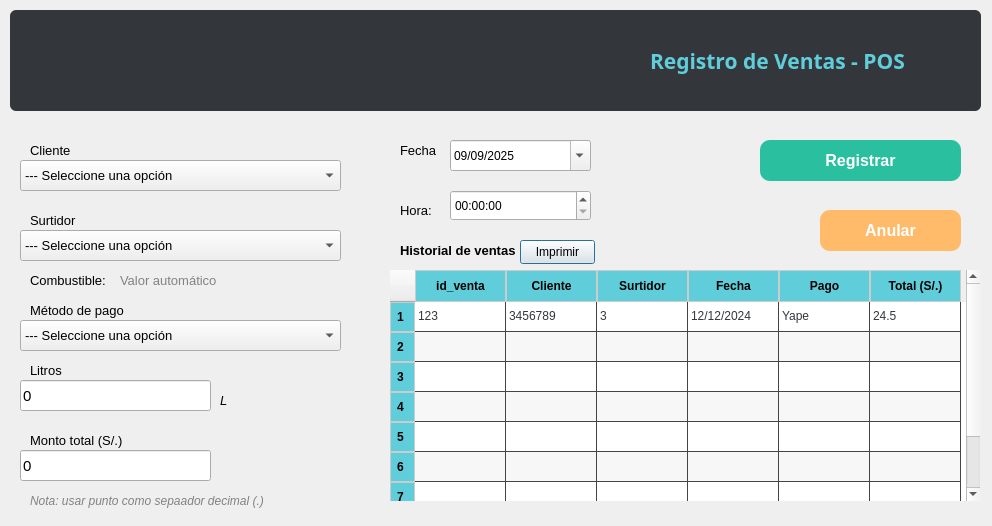
First picture: the form in gui/ventas_window.ui, repository JhoelFernandoIM/GRIFO_TUSINO, before the edit.
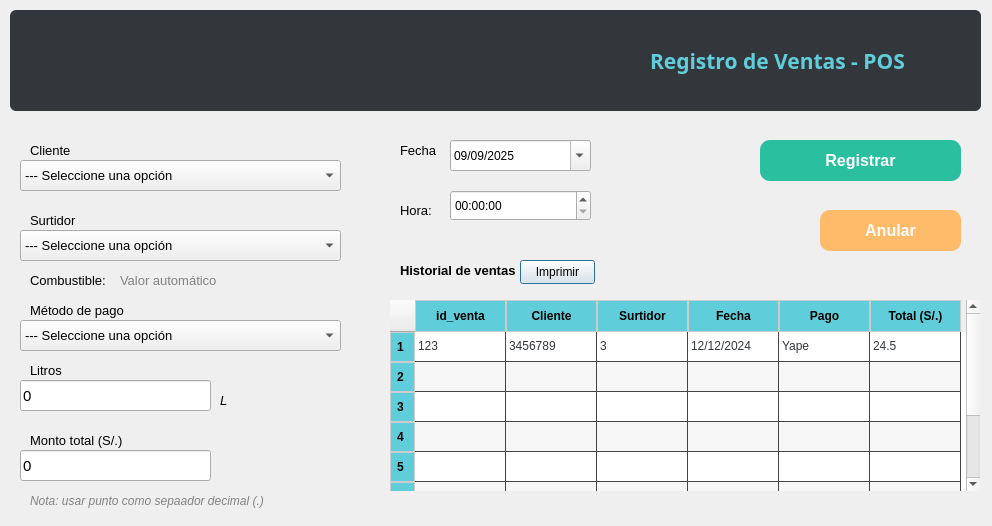
Second picture: the form after the edit. Icons and pictures are not drawn.

Commit message: modulo turnos y boton inicio

Patch:
```diff
--- a/gui/ventas_window.ui
+++ b/gui/ventas_window.ui
@@ -260,8 +260,8 @@
    <property name="geometry">
     <rect>
      <x>400</x>
-     <y>240</y>
-     <width>191</width>
+     <y>260</y>
+     <width>121</width>
      <height>21</height>
     </rect>
    </property>
@@ -594,9 +594,9 @@
    <property name="geometry">
     <rect>
      <x>390</x>
-     <y>270</y>
+     <y>300</y>
      <width>590</width>
-     <height>231</height>
+     <height>191</height>
     </rect>
    </property>
    <property name="maximumSize">
@@ -787,7 +787,7 @@
    <property name="geometry">
     <rect>
      <x>520</x>
-     <y>240</y>
+     <y>260</y>
      <width>75</width>
      <height>24</height>
     </rect>
```
The commit also changes 7 other files.
